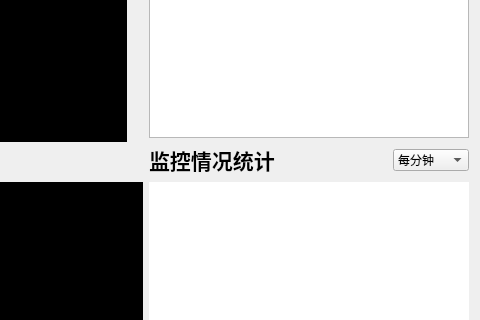
Above: ui/vision_guard.ui from hza2002/VisionGuard before the change; both pictures show x 620 to 1100 and y 337 to 657 of the 1100 by 740 pixel window. Below: the same form after it.
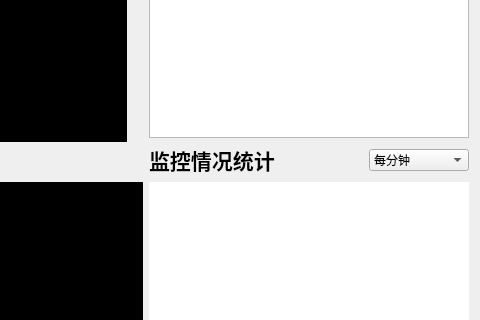
That is the form after the change.

```diff
--- a/ui/vision_guard.ui
+++ b/ui/vision_guard.ui
@@ -725,7 +725,7 @@
         <widget class="QComboBox" name="summary_type">
          <property name="minimumSize">
           <size>
-           <width>76</width>
+           <width>100</width>
            <height>0</height>
           </size>
          </property>
```
Left out of the diff: 12 changed lines with no effect on the pictures.
